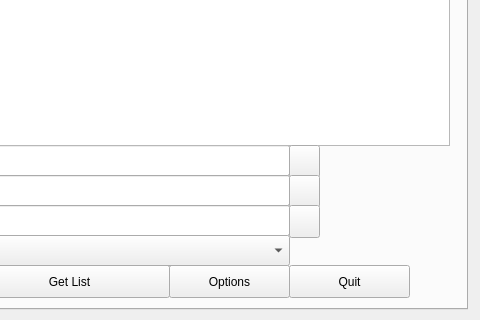
Old version of the form src/mainwindow.ui in the repository mhogomchungu/media-downloader; both pictures show x 343 to 823 and y 171 to 491 of the 823 by 491 pixel window.
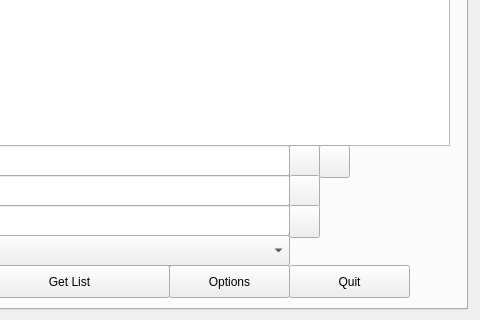
New version of the form. The open tabs and pages were chosen to show the change.

The edit to the form file:
```diff
--- a/src/mainwindow.ui
+++ b/src/mainwindow.ui
@@ -1018,6 +1018,22 @@
        <string/>
       </property>
      </widget>
+     <widget class="QPushButton" name="pbPLRecentlyUsedUrl">
+      <property name="geometry">
+       <rect>
+        <x>650</x>
+        <y>280</y>
+        <width>31</width>
+        <height>33</height>
+       </rect>
+      </property>
+      <property name="toolTip">
+       <string>Recently Used</string>
+      </property>
+      <property name="text">
+       <string/>
+      </property>
+     </widget>
     </widget>
     <widget class="QWidget" name="tab_5">
      <attribute name="title">
```
